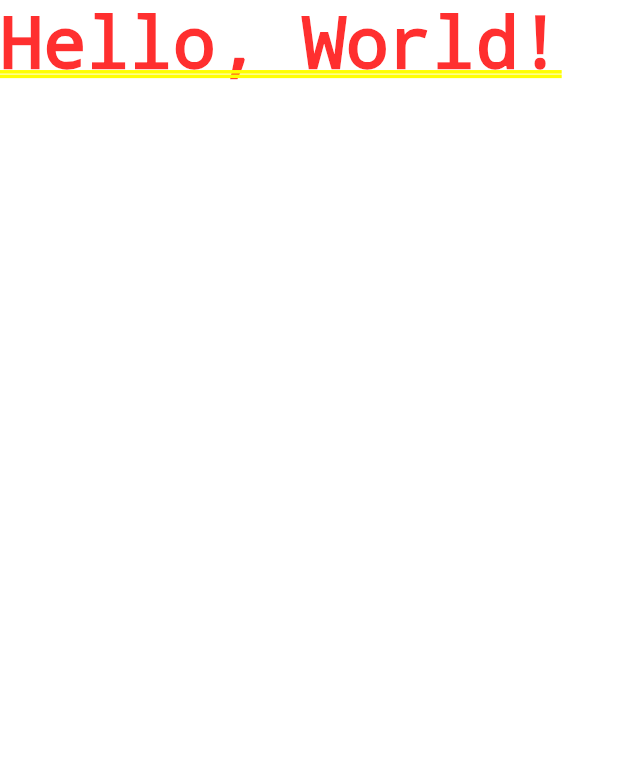
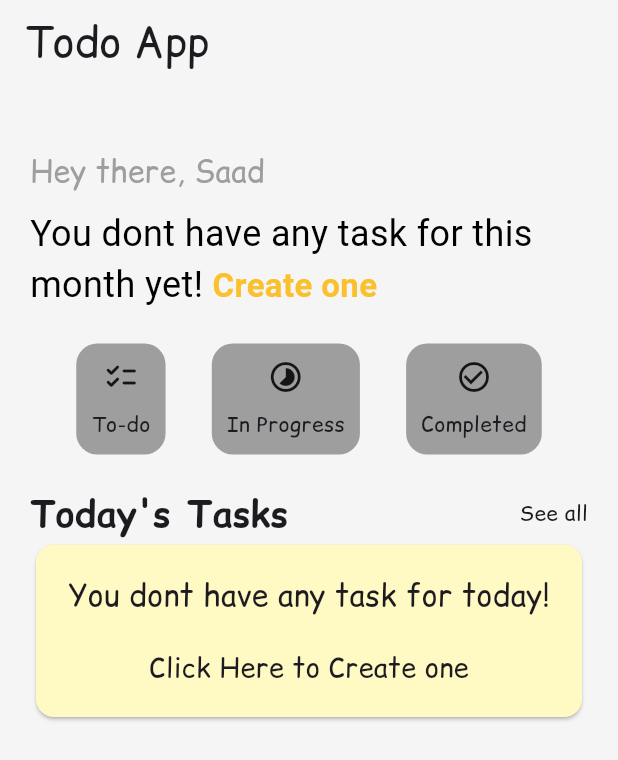
Before and after one commit to saad-naveed-brainx/TODO, a Flutter app: the screen it shows after launch, on a phone screen of 412 x 824 dp. Shown: the top 760 px of the screen. Run offline on Flutter 3.47's test engine with Material 3 defaults, Android fonts, the phone set to English and light mode, and no system bars.

Commit message:
created the home screen

```diff
--- /dev/null
+++ b/lib/config/theme/light.dart
@@ -0,0 +1,9 @@
+import 'package:flutter/material.dart';
+
+class LightTheme {
+  static const Color appBackgroundColor = Color(0xFFF5F5F5);
+  static const Color appLightTextColor = Colors.grey;
+  static const Color normalTextColor = Colors.black;
+  static Color yellowText = Colors.yellow.shade700;
+  static Color yellowLightCardColor = Colors.yellow.shade100;
+}
--- a/lib/core/constants/view_constants.dart
+++ b/lib/core/constants/view_constants.dart
@@ -1,3 +1,9 @@
 class ViewConstants {
   static const String helloWorld = 'Hello, World!';
+  static const String heyThere = 'Hey there, Saad';
+  static const String addTaskMessage =
+      'You dont have any task for this month yet!';
+  static const String addTaskButton = 'Create one';
+  static const String todayTasks = 'Today\'s Tasks';
+  static const String seeAllTasks = 'See all';
 }
--- a/lib/main.dart
+++ b/lib/main.dart
@@ -1,5 +1,6 @@
 import 'package:flutter/material.dart';
-
+import 'package:app/views/home.dart';
+import 'package:app/config/theme/light.dart';
 void main() {
   runApp(const MyApp());
 }
@@ -10,6 +11,11 @@ class MyApp extends StatelessWidget {
   // This widget is the root of your application.
   @override
   Widget build(BuildContext context) {
-    return MaterialApp(home: Text('Hello, World!'));
+    return MaterialApp(
+      theme: ThemeData(
+        fontFamily: 'Comic-Relief',
+      ),
+      home: const HomeView(),
+    );
   }
 }
--- /dev/null
+++ b/lib/views/home.dart
@@ -0,0 +1,163 @@
+import 'package:flutter/material.dart';
+import 'package:app/config/theme/light.dart';
+import 'package:app/core/constants/app_constants.dart';
+import 'package:app/core/constants/view_constants.dart';
+
+class HomeView extends StatelessWidget {
+  const HomeView({super.key});
+
+  @override
+  Widget build(BuildContext context) {
+    return Scaffold(
+      backgroundColor: LightTheme.appBackgroundColor,
+      appBar: AppBar(
+        title: const Text(
+          'Todo App',
+          style: TextStyle(fontSize: AppConstants.font14Px * 2),
+        ),
+        backgroundColor: LightTheme.appBackgroundColor,
+      ),
+      body: Expanded(
+        child: Padding(
+          padding: const EdgeInsets.only(
+            top: AppConstants.gap24Px * 2,
+            left: AppConstants.gap20Px,
+            right: AppConstants.gap20Px,
+          ),
+          child: Column(
+            crossAxisAlignment: CrossAxisAlignment.start,
+            children: [
+              Text(
+                ViewConstants.heyThere,
+                style: TextStyle(
+                  fontSize: AppConstants.font20Px,
+                  color: LightTheme.appLightTextColor,
+                ),
+              ),
+              const SizedBox(height: AppConstants.gap10Px),
+              Text.rich(
+                TextSpan(
+                  children: [
+                    TextSpan(
+                      text: ViewConstants.addTaskMessage + " ",
+                      style: TextStyle(
+                        fontSize: AppConstants.font24Px,
+                        color: LightTheme.normalTextColor,
+                      ),
+                    ),
+                    TextSpan(
+                      text: ViewConstants.addTaskButton,
+                      style: TextStyle(
+                        fontSize: AppConstants.font22Px,
+                        color: LightTheme.yellowText,
+                        fontWeight: FontWeight.bold,
+                      ),
+                    ),
+                  ],
+                ),
+                softWrap: true,
+              ),
+              const SizedBox(height: AppConstants.gap24Px),
+              Row(
+                mainAxisAlignment: MainAxisAlignment.spaceEvenly,
+                children: [
+                  // 1. To-do
+                  Container(
+                    decoration: BoxDecoration(
+                      borderRadius: BorderRadius.circular(AppConstants.gap14Px),
+                      color: LightTheme.appLightTextColor,
+                    ),
+                    padding: const EdgeInsets.all(AppConstants.gap10Px),
+                    child: Column(
+                      mainAxisAlignment: MainAxisAlignment.spaceBetween,
+                      children: [
+                        Icon(Icons.checklist_rounded),
+                        const SizedBox(height: AppConstants.gap10Px),
+                        Text('To-do'),
+                      ],
+                    ),
+                  ),
+
+                  // 2. In Progress
+                  Container(
+                    decoration: BoxDecoration(
+                      borderRadius: BorderRadius.circular(AppConstants.gap14Px),
+                      color: LightTheme.appLightTextColor,
+                    ),
+                    padding: const EdgeInsets.all(AppConstants.gap10Px),
+                    child: Column(
+                      mainAxisAlignment: MainAxisAlignment.spaceBetween,
+                      children: [
+                        Icon(Icons.timelapse_rounded),
+                        const SizedBox(height: AppConstants.gap10Px),
+                        Text('In Progress'),
+                      ],
+                    ),
+                  ),
+
+                  // 3. Completed
+                  Container(
+                    decoration: BoxDecoration(
+                      borderRadius: BorderRadius.circular(AppConstants.gap14Px),
+                      color: LightTheme.appLightTextColor,
+                    ),
+                    padding: const EdgeInsets.all(AppConstants.gap10Px),
+                    child: Column(
+                      mainAxisAlignment: MainAxisAlignment.spaceBetween,
+                      children: [
+                        Icon(Icons.check_circle_outline),
+                        const SizedBox(height: AppConstants.gap10Px),
+                        Text('Completed'),
+                      ],
+                    ),
+                  ),
+                ],
+              ),
+
+              const SizedBox(height: AppConstants.gap24Px),
+              Column(
+                children: [
+                  Row(
+                    mainAxisAlignment: MainAxisAlignment.spaceBetween,
+                    children: [
+                      Text(
+                        ViewConstants.todayTasks,
+                        style: TextStyle(
+                          fontSize: AppConstants.font24Px,
+                          fontWeight: FontWeight.bold,
+                        ),
+                      ),
+                      Text(ViewConstants.seeAllTasks),
+                    ],
+                  ),
+                  SizedBox(
+                    width: double.infinity,
+                    child: Card(
+                      color: LightTheme.yellowLightCardColor,
+                      child: Padding(
+                        padding: const EdgeInsets.all(AppConstants.gap20Px),
+                        child: Column(
+                          children: [
+                            Text(
+                              'You dont have any task for today!',
+                              style: TextStyle(fontSize: AppConstants.font20Px),
+                            ),
+                            const SizedBox(height: AppConstants.gap20Px),
+                            Text(
+                              'Click Here to Create one',
+                              style: TextStyle(fontSize: AppConstants.font18Px),
+                            ),
+                          ],
+                        ),
+                      ),
+                    ),
+                  ),
+                ],
+              ),
+            ],
+          ),
+        ),
+      ),
+    );
+  }
+}
```
Also changed, not shown: pubspec.yaml (+7 -67 lines), lib/assets/fonts/ComicRelief-Bold.ttf (added), lib/assets/fonts/ComicRelief-Regular.ttf (added), lib/data/repositories/local/TodoRepository.dart (deleted), lib/data/repositories/local/todo_repository.dart (added), lib/models/todo_model.dart (line endings or trailing spaces).
